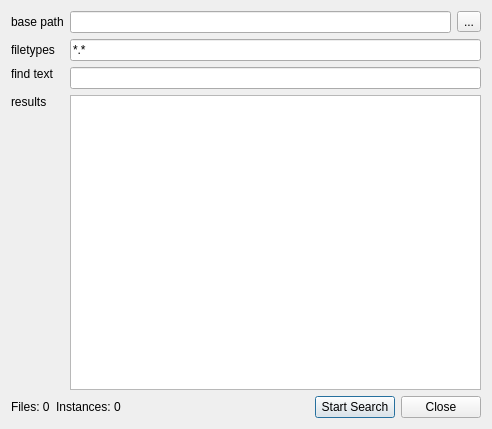
Old version of the form blurdev/ide/ui/findfilesdialog.ui in the repository blurstudio/PrEditor.
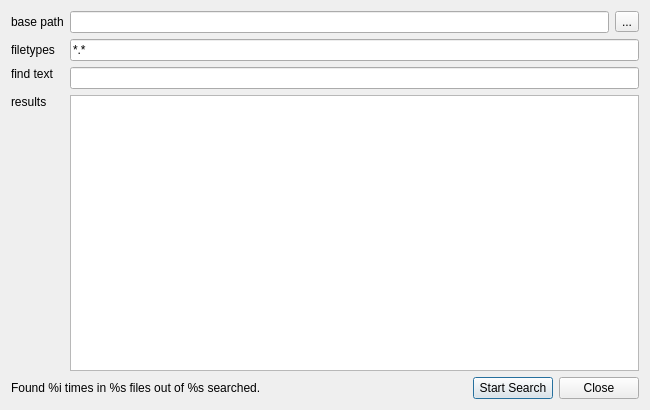
New version of the form.

```diff
--- a/blurdev/ide/ui/findfilesdialog.ui
+++ b/blurdev/ide/ui/findfilesdialog.ui
@@ -6,10 +6,16 @@
    <rect>
     <x>0</x>
     <y>0</y>
-    <width>492</width>
-    <height>429</height>
+    <width>650</width>
+    <height>410</height>
    </rect>
   </property>
+  <property name="minimumSize">
+   <size>
+    <width>650</width>
+    <height>0</height>
+   </size>
+  </property>
   <property name="windowTitle">
    <string>File Search Dialog</string>
   </property>
@@ -80,17 +86,7 @@
      <item>
       <widget class="QLabel" name="uiFileCountLBL">
        <property name="text">
-        <string>Files: 0</string>
-       </property>
-       <property name="alignment">
-        <set>Qt::AlignLeading|Qt::AlignLeft|Qt::AlignVCenter</set>
-       </property>
-      </widget>
-     </item>
-     <item>
-      <widget class="QLabel" name="uiResultsCountLBL">
-       <property name="text">
-        <string>Instances: 0</string>
+        <string>Found %i times in %s files out of %s searched.</string>
        </property>
        <property name="alignment">
         <set>Qt::AlignLeading|Qt::AlignLeft|Qt::AlignVCenter</set>
```
Left out of the diff: 5 changed lines with no effect on the pictures.
